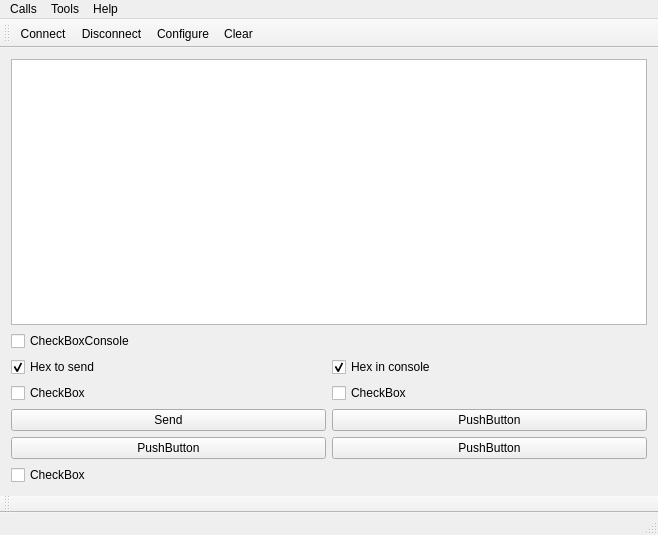
Qt form serialport/terminal/mainwindow.ui (Millyvolt/Test_terminal) before a commit.
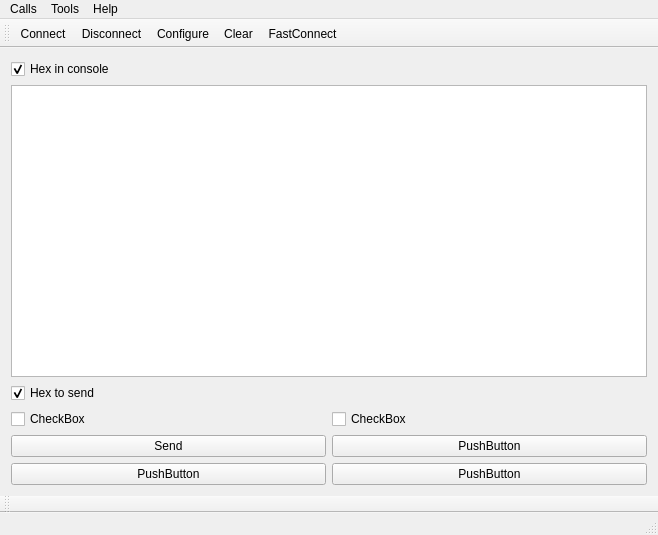
The same form after that commit. Icons and pictures are not drawn.

Commit message: Добавлено действие FastConnect для удобства при отладке

```diff
--- a/serialport/terminal/mainwindow.ui
+++ b/serialport/terminal/mainwindow.ui
@@ -15,36 +15,25 @@
   </property>
   <widget class="QWidget" name="centralWidget">
    <layout class="QVBoxLayout" name="verticalLayout">
+    <item>
+     <layout class="QGridLayout" name="gridLayout">
+      <item row="0" column="0">
+       <widget class="QCheckBox" name="hexInConsCheckBox">
+        <property name="text">
+         <string>Hex in console</string>
+        </property>
+        <property name="checked">
+         <bool>true</bool>
+        </property>
+       </widget>
+      </item>
+     </layout>
+    </item>
     <item>
      <widget class="QPlainTextEdit" name="plainTextEdit"/>
     </item>
-    <item>
-     <layout class="QVBoxLayout" name="verticalLayout_2">
-      <item>
-       <layout class="QGridLayout" name="gridLayout_3">
-        <item row="0" column="0">
-         <widget class="QCheckBox" name="checkBox_2">
-          <property name="text">
-           <string>CheckBoxConsole</string>
-          </property>
-         </widget>
-        </item>
-       </layout>
-      </item>
-     </layout>
-    </item>
     <item>
      <layout class="QGridLayout" name="gridLayout_4">
-      <item row="0" column="1">
-       <widget class="QCheckBox" name="hexInConsoleCheckBox">
-        <property name="text">
-         <string>Hex in console</string>
-        </property>
-        <property name="checked">
-         <bool>true</bool>
-        </property>
-       </widget>
-      </item>
       <item row="0" column="0">
        <widget class="QCheckBox" name="HexCheckBox">
         <property name="text">
@@ -103,17 +92,6 @@
       </item>
      </layout>
     </item>
-    <item>
-     <layout class="QGridLayout" name="gridLayout">
-      <item row="0" column="0">
-       <widget class="QCheckBox" name="checkBox">
-        <property name="text">
-         <string>CheckBox</string>
-        </property>
-       </widget>
-      </item>
-     </layout>
-    </item>
    </layout>
   </widget>
   <widget class="QMenuBar" name="menuBar">
@@ -163,6 +141,7 @@
    <addaction name="actionDisconnect"/>
    <addaction name="actionConfigure"/>
    <addaction name="actionClear"/>
+   <addaction name="actionFastConnect"/>
   </widget>
   <widget class="QStatusBar" name="statusBar"/>
   <widget class="QToolBar" name="toolBar">
@@ -264,6 +243,18 @@
     <string>Ctrl+Q</string>
    </property>
   </action>
+  <action name="actionFastConnect">
+   <property name="icon">
+    <iconset>
+     <normaloff>images/connect.png</normaloff>images/connect.png</iconset>
+   </property>
+   <property name="text">
+    <string>FastConnect</string>
+   </property>
+   <property name="toolTip">
+    <string>Preconfigured connect</string>
+   </property>
+  </action>
  </widget>
  <layoutdefault spacing="6" margin="11"/>
  <resources>
```
The commit also changes 5 other files.
